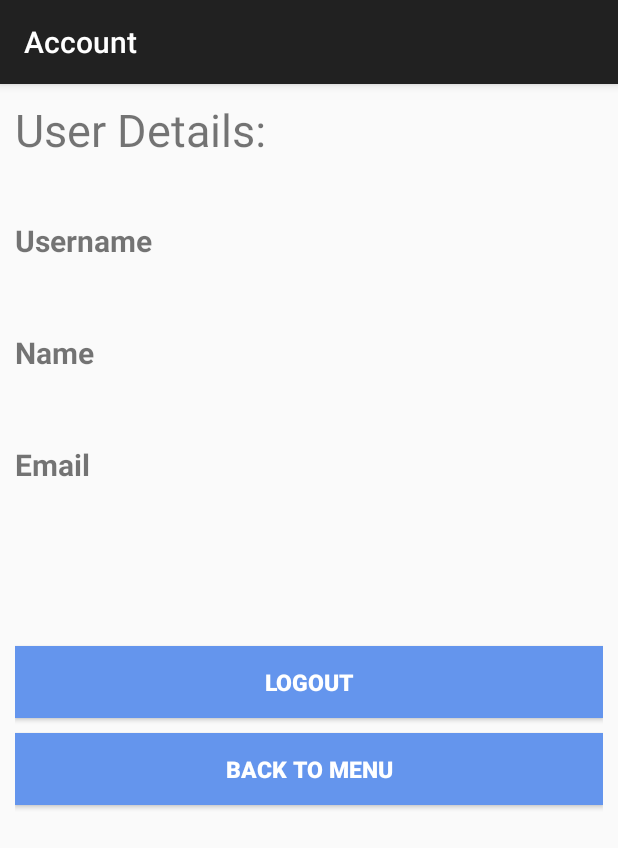
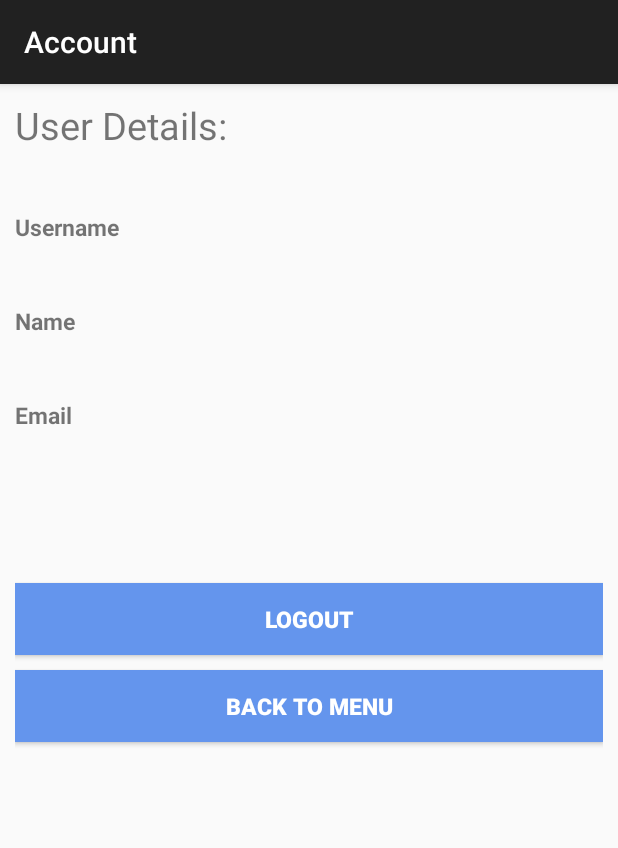
Before and after one commit to OlirianWarrior/DebateApp, an Android app: the Account screen opened directly, with no data from a screen before it, on a phone screen of 412 x 824 dp. Shown: the top 848 px of the screen. Run offline under Robolectric (Android 15) with nearby library versions, the phone set to English and light mode, and no system bars; 4 statements that could not run were skipped.

Commit message:
General improvements

```diff
--- a/app/src/main/java/com/gmail/donncha/assignment/Account.java
+++ b/app/src/main/java/com/gmail/donncha/assignment/Account.java
@@ -17,19 +17,20 @@ import java.util.ArrayList;
 /**
  * Created by donncha on 11/14/2015.
  */
+// account screen to display any information that is stored on the user
 
 public class Account extends AppCompatActivity implements View.OnClickListener {
 
+    // create database object
     DatabaseHelper helper = new DatabaseHelper(this);
 
     Button bLogout, bBack;
     EditText editUsername, editPassword;
-    UserLocalStore userLocalStore;
-
 
     @Override
     protected void onCreate(Bundle savedInstanceState)
     {
+        // initalise variables
         String name = null;
         String email = null;
 
@@ -47,47 +48,42 @@ public class Account extends AppCompatActivity implements View.OnClickListener {
         TextView txtEmail = (TextView)findViewById(R.id.txtEmail);
         TextView txtUsername = (TextView)findViewById(R.id.txtUsername);
 
+        // set text to the currently logged in username
         txtUsername.setText(username);
 
+        // set button listeners
         bLogout.setOnClickListener(this);
         bBack.setOnClickListener(this);
 
-        //Cursor cursor = helper.select("select * from users");
+        // query to find to retrieve information relivant to the user
         DatabaseHelper.QueryInfo info = helper.searchUser("users", username);
-        Log.w("username is: ", username);
-        if(info != null)
-        {
+
+        // retrieve infromation from the arraylist
         name = info.name;
         email = info.email;
 
         txtName.setText(name);
         txtEmail.setText(email);
-        }
+
     }
 
-    public void displayUserDetails()
-    {
-        //if authenticate is correct, display that user's details
-        User user = userLocalStore.getLoggedInUser();
-
-        editUsername.setText(user.username);
-        editPassword.setText(user.password);
-
-    }
 
     @Override
     public void onClick(View v)
     {
+        // get the logged in username
         String username = getIntent().getStringExtra("Username");
 
         switch (v.getId()){
 
+            //  bring back to login screen
             case R.id.bLogout:
 
                 Intent i = new Intent(Account.this, MainActivity.class);
                 startActivity(i);
             break;
 
+            // bring back to previous screen (menu)
             case R.id.bBack:
 
                 Intent j = new Intent(Account.this, Menu.class);
--- a/app/src/main/java/com/gmail/donncha/assignment/DatabaseHelper.java
+++ b/app/src/main/java/com/gmail/donncha/assignment/DatabaseHelper.java
@@ -43,8 +43,12 @@ public class DatabaseHelper extends SQLiteOpenHelper {
 
     SQLiteDatabase db;
 
-    private static final String TABLE_CREATE = "create table if not exists users  (username text primary key not null , " +
-            "name text not null , email text not null , password text not null , confpassword);";
+    private static final String TABLE_CREATE_USERS = "create table if not exists "+TABLE_NAME+"  " +
+            "("+COLUMN_USERNAME+" text primary key not null , " +
+            ""+COLUMN_NAME+" text not null ," +
+            ""+COLUMN_EMAIL+" text not null , " +
+            ""+COLUMN_EMAIL+" text not null , " +
+            ""+COLUMN_CONFPASSWORD+" text not null);";
 
     private static final String TABLE_CREATE2 = "create table if not exists debate (question text primary key not null , " +
             "topic text not null , yes int null, no int null , username text not null , " +
@@ -68,7 +72,7 @@ public class DatabaseHelper extends SQLiteOpenHelper {
     @Override
     public void onCreate(SQLiteDatabase db)
     {
-        db.execSQL(TABLE_CREATE);
+        db.execSQL(TABLE_CREATE_USERS);
         db.execSQL(TABLE_CREATE2);
         db.execSQL(TABLE_CREATE_COMMENTS);
         db.execSQL(TABLE_CREATE_HASVOTED);
--- a/app/src/main/java/com/gmail/donncha/assignment/MainActivity.java
+++ b/app/src/main/java/com/gmail/donncha/assignment/MainActivity.java
@@ -19,8 +19,6 @@ public class MainActivity extends AppCompatActivity implements View.OnClickListe
     Button bLogout, bRegister, bLogin;
     EditText editUsername, editPassword;
     public static String loginUsername;
-
-    UserLocalStore userLocalStore;
 
     DatabaseHelper helper = new DatabaseHelper(this);
 
@@ -44,7 +42,6 @@ public class MainActivity extends AppCompatActivity implements View.OnClickListe
         bRegister.setOnClickListener(this);
         bLogin.setOnClickListener(this);
 
-        userLocalStore = new UserLocalStore(this);
     }
 
     @Override
--- a/app/src/main/res/layout/activity_account.xml
+++ b/app/src/main/res/layout/activity_account.xml
@@ -10,12 +10,12 @@
         android:layout_width="match_parent"
         android:layout_height="wrap_content"
         android:id="@+id/tvUserview"
-        android:textSize="30dp"
+        android:textSize="25dp"
         android:text="User Details:"
         />
 
     <TextView
-        android:textSize="20dp"
+        android:textSize="15dp"
         android:layout_marginTop="40dp"
         android:layout_width="match_parent"
         android:layout_height="wrap_content"
@@ -25,14 +25,14 @@
         />
 
     <TextView
-        android:textSize="20dp"
+        android:textSize="15dp"
         android:layout_width="match_parent"
         android:layout_height="wrap_content"
         android:id="@+id/txtUsername"
         />
 
     <TextView
-        android:textSize="20dp"
+        android:textSize="15dp"
         android:layout_marginTop="20dp"
         android:layout_width="match_parent"
         android:layout_height="wrap_content"
@@ -43,14 +43,14 @@
 
 
     <TextView
-        android:textSize="20dp"
+        android:textSize="15dp"
         android:layout_width="match_parent"
         android:layout_height="wrap_content"
         android:id="@+id/txtName"
         />
 
     <TextView
-        android:textSize="20dp"
+        android:textSize="15dp"
         android:layout_marginTop="20dp"
         android:layout_width="match_parent"
         android:layout_height="wrap_content"
@@ -60,7 +60,7 @@
         />
 
     <TextView
-        android:textSize="20dp"
+        android:textSize="15dp"
         android:layout_width="match_parent"
         android:layout_height="wrap_content"
         android:id="@+id/txtEmail"
--- a/app/src/main/res/layout/activity_debatelist.xml
+++ b/app/src/main/res/layout/activity_debatelist.xml
@@ -4,6 +4,7 @@
     android:layout_height="match_parent">
 
     <ListView
+    android:layout_marginTop="30dp"
     android:id="@+id/listDebate"
     android:layout_width="match_parent"
     android:layout_height="400dp">
```
Also changed, not shown: app/src/main/java/com/gmail/donncha/assignment/CreateDebate.java (+14 -2 lines), app/src/main/java/com/gmail/donncha/assignment/DisplayDebate.java (+28 -7 lines), app/src/main/java/com/gmail/donncha/assignment/UserLocalStore.java (deleted, +0 -65 lines), app/src/main/res/layout/activity_displaydebate.xml (+6 -21 lines).
